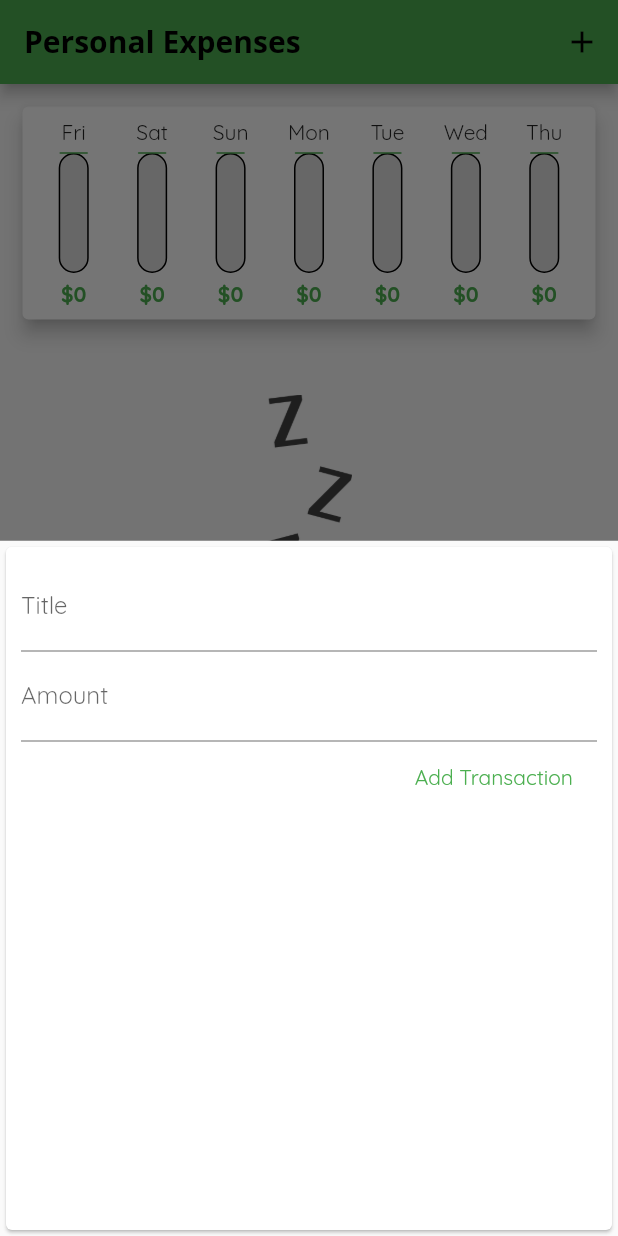
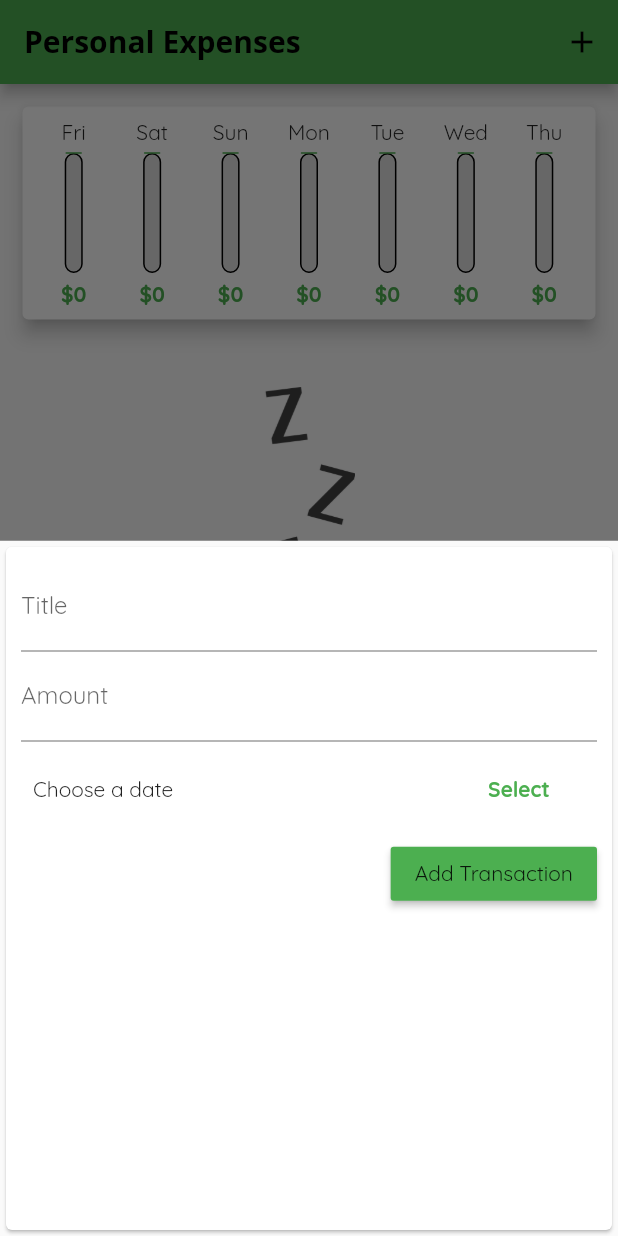
Before and after one commit to daviditco4/personal-expenses-app, a Flutter app: the screen it shows after launch, after a tap on the "add" icon, on a phone screen of 412 x 824 dp. Run offline on Flutter 3.47's test engine with Material 2 defaults, Android fonts, the phone set to English and light mode, and no system bars.

Commit message:
Add date picker for transactions

```diff
--- a/lib/widgets/chart_bar.dart
+++ b/lib/widgets/chart_bar.dart
@@ -13,16 +13,17 @@ class ChartBar extends StatelessWidget {
 
   @override
   Widget build(BuildContext context) {
+    final barWidth = 12.0;
     final verticalSpace = SizedBox(height: 5.0);
     final borders = Border.all();
-    final circularBorder = BorderRadius.circular(10.0);
+    final circularBorder = BorderRadius.circular(barWidth / 2);
 
     return Column(
       children: [
         Text(title),
         verticalSpace,
         Container(
-          width: 20.0,
+          width: barWidth,
           height: 80.0,
           child: Stack(
             children: [
@@ -47,12 +48,15 @@ class ChartBar extends StatelessWidget {
           ),
         ),
         verticalSpace,
-        FittedBox(
-          child: Text(
-            '\$${spendingAmount.toStringAsFixed(0)}',
-            style: TextStyle(
-              color: Theme.of(context).primaryColor,
-              fontWeight: FontWeight.bold,
+        Container(
+          height: 18.0,
+          child: FittedBox(
+            child: Text(
+              '\$${spendingAmount.toStringAsFixed(0)}',
+              style: TextStyle(
+                color: Theme.of(context).primaryColor,
+                fontWeight: FontWeight.bold,
+              ),
             ),
           ),
         ),
--- a/lib/widgets/transaction_form.dart
+++ b/lib/widgets/transaction_form.dart
@@ -1,4 +1,5 @@
 import 'package:flutter/material.dart';
+import 'package:intl/intl.dart';
 
 import '../models/transaction.dart';
 
@@ -12,25 +13,42 @@ class TransactionForm extends StatefulWidget {
 }
 
 class _TransactionFormState extends State<TransactionForm> {
-  final titleController = TextEditingController();
-
-  final amountController = TextEditingController();
+  final _titleController = TextEditingController();
+  final _amountController = TextEditingController();
+  DateTime _pickedDate;
 
   void _submitForm() {
-    final titleInput = titleController.text;
-    final amountInput = amountController.text;
+    final titleInput = _titleController.text;
+    final amountInput = _amountController.text;
     final amountDouble = amountInput.isEmpty ? 0.0 : double.parse(amountInput);
 
-    if (titleInput.isNotEmpty && amountDouble > 0.0) {
+    if (titleInput.isNotEmpty && amountDouble > 0.0 && _pickedDate != null) {
       widget.onSubmit(
         Transaction(
           id: 't3',
           title: titleInput,
           amount: amountDouble,
-          date: DateTime.now(),
+          date: _pickedDate,
         ),
       );
     }
+  }
+
+  void _pickDate() {
+    DateTime today = DateTime.now();
+
+    showDatePicker(
+      context: context,
+      initialDate: _pickedDate == null ? today : _pickedDate,
+      firstDate: DateTime(2020),
+      lastDate: today,
+    ).then((date) {
+      if (date != null) {
+        setState(() {
+          _pickedDate = date;
+        });
+      }
+    });
   }
 
   @override
@@ -42,23 +60,45 @@ class _TransactionFormState extends State<TransactionForm> {
           crossAxisAlignment: CrossAxisAlignment.end,
           children: [
             TextField(
-              controller: titleController,
+              controller: _titleController,
               onSubmitted: (_) => _submitForm(),
               decoration: InputDecoration(
                 labelText: 'Title',
               ),
             ),
             TextField(
-              controller: amountController,
+              controller: _amountController,
               keyboardType: TextInputType.number,
               onSubmitted: (_) => _submitForm(),
               decoration: InputDecoration(
                 labelText: 'Amount',
               ),
             ),
-            FlatButton(
+            Padding(
+              padding: EdgeInsets.all(8.0),
+              child: Row(
+                children: [
+                  Expanded(
+                    child: Text(
+                      _pickedDate == null
+                          ? 'Choose a date'
+                          : 'Date: ${DateFormat.yMd().format(_pickedDate)}',
+                    ),
+                  ),
+                  FlatButton(
+                    textColor: Theme.of(context).primaryColor,
+                    onPressed: _pickDate,
+                    child: Text(
+                      'Select',
+                      style: TextStyle(fontWeight: FontWeight.bold),
+                    ),
+                  )
+                ],
+              ),
+            ),
+            RaisedButton(
               onPressed: _submitForm,
-              textColor: Theme.of(context).primaryColor,
+              color: Theme.of(context).primaryColor,
               child: Text('Add Transaction'),
             ),
           ],
--- a/lib/widgets/transaction_list.dart
+++ b/lib/widgets/transaction_list.dart
@@ -45,7 +45,7 @@ class TransactionList extends StatelessWidget {
               children: [
                 Container(
                   height: 200.0,
-                  padding: EdgeInsets.all(35.0),
+                  padding: EdgeInsets.all(30.0),
                   child: Image.asset(
                     'assets/images/waiting.png',
                     fit: BoxFit.cover,
```
